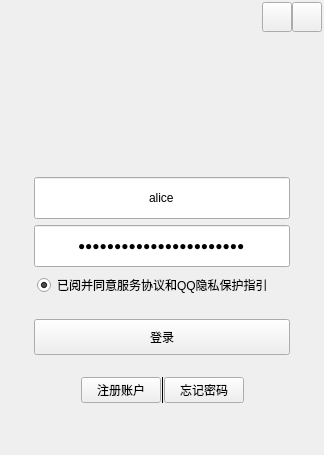
Sakurakouji-Saika/MyQtClient, file ui/widget.ui: the form before one commit.
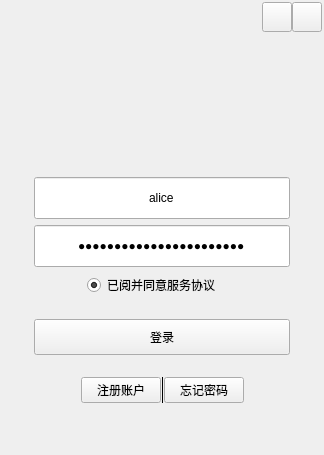
The form after the commit. Custom widgets are drawn as their Qt base class.

The edit to the form file:
```diff
--- a/ui/widget.ui
+++ b/ui/widget.ui
@@ -369,7 +369,7 @@
              <widget class="QRadioButton" name="agreeBtn">
               <property name="minimumSize">
                <size>
-                <width>250</width>
+                <width>150</width>
                 <height>0</height>
                </size>
               </property>
@@ -380,7 +380,7 @@
                </size>
               </property>
               <property name="text">
-               <string>已阅并同意服务协议和QQ隐私保护指引</string>
+               <string>已阅并同意服务协议</string>
               </property>
               <property name="checkable">
                <bool>true</bool>
```
Left out of the diff: 56 changed lines with no effect on the pictures.
